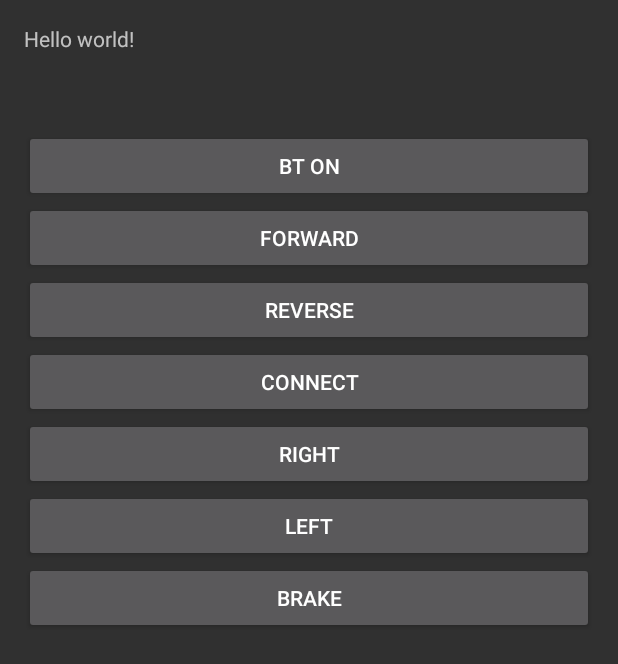
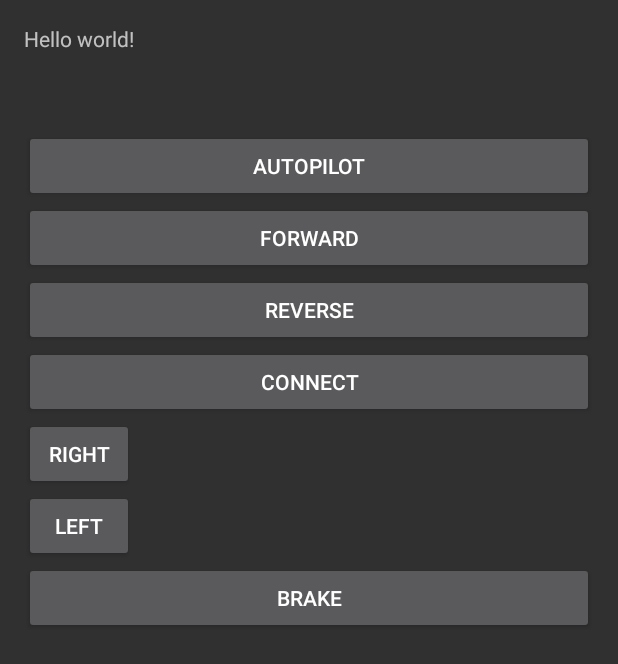
Before and after one commit to Ian-Stewart-Binks/CSC372, an Android app: the screen it shows after launch (MainActivity), on a phone screen of 412 x 824 dp. Shown: the top 664 px of the screen. Run offline under Robolectric (Android 15) with nearby library versions, the light colour scheme and no system bars.

Commit message:
android: Autopilot added, changed buttons to image views.

```diff
--- a/android/Gyremote/src/main/res/layout/activity_main.xml
+++ b/android/Gyremote/src/main/res/layout/activity_main.xml
@@ -16,7 +16,7 @@
     <Button
             android:layout_width="wrap_content"
             android:layout_height="wrap_content"
-            android:text="BT On"
+            android:text="Autopilot"
             android:id="@+id/button1"
             android:onClick="on"
             android:layout_below="@+id/textView3" android:layout_alignParentLeft="true"
@@ -59,11 +59,10 @@
             android:text="Left"
             android:id="@+id/button"
             android:layout_toStartOf="@+id/button5"
-            android:layout_toLeftOf="@+id/button5"
 
             android:onClick="goLeft" android:layout_below="@+id/button6" android:layout_alignParentLeft="true"
-            android:layout_alignParentStart="true" android:layout_alignParentRight="true"
-            android:layout_alignParentEnd="true"/>
+            android:layout_alignParentStart="true"
+            android:layout_alignRight="@+id/button6" android:layout_alignEnd="@+id/button6"/>
     <Button
             android:layout_width="wrap_content"
             android:layout_height="wrap_content"
@@ -72,8 +71,8 @@
             android:layout_toEndOf="@+id/button5"
             android:layout_toRightOf="@+id/button5"
             android:onClick="goRight" android:layout_below="@+id/button4" android:layout_alignParentLeft="true"
-            android:layout_alignParentStart="true" android:layout_alignParentRight="true"
-            android:layout_alignParentEnd="true"/>
+            android:layout_alignParentStart="true"
+            android:layout_alignRight="@+id/textView3" android:layout_alignEnd="@+id/textView3"/>
     <ImageView
             android:layout_width="fill_parent"
             android:layout_height="100dp"
@@ -86,5 +85,14 @@
             android:layout_height="100dp"
             android:id="@+id/imageView" android:layout_alignParentBottom="true"
             android:layout_marginBottom="56dp"/>
+    <ImageView
+            android:layout_width="fill_parent"
+            android:layout_height="100dp"
+            android:id="@+id/imageView2" android:layout_below="@+id/button5" android:layout_alignParentLeft="true"
+            android:layout_alignParentStart="true"/>
+    <ImageView
+            android:layout_width="fill_parent"
+            android:layout_height="100dp"
+            android:id="@+id/imageView4" android:layout_below="@+id/imageView2" android:layout_centerHorizontal="true"/>
 
 </RelativeLayout>
```
Also changed, not shown: android/Gyremote/src/main/java/com/ian/gyremote/gyremote/MainActivity.java (+12 -8 lines).
